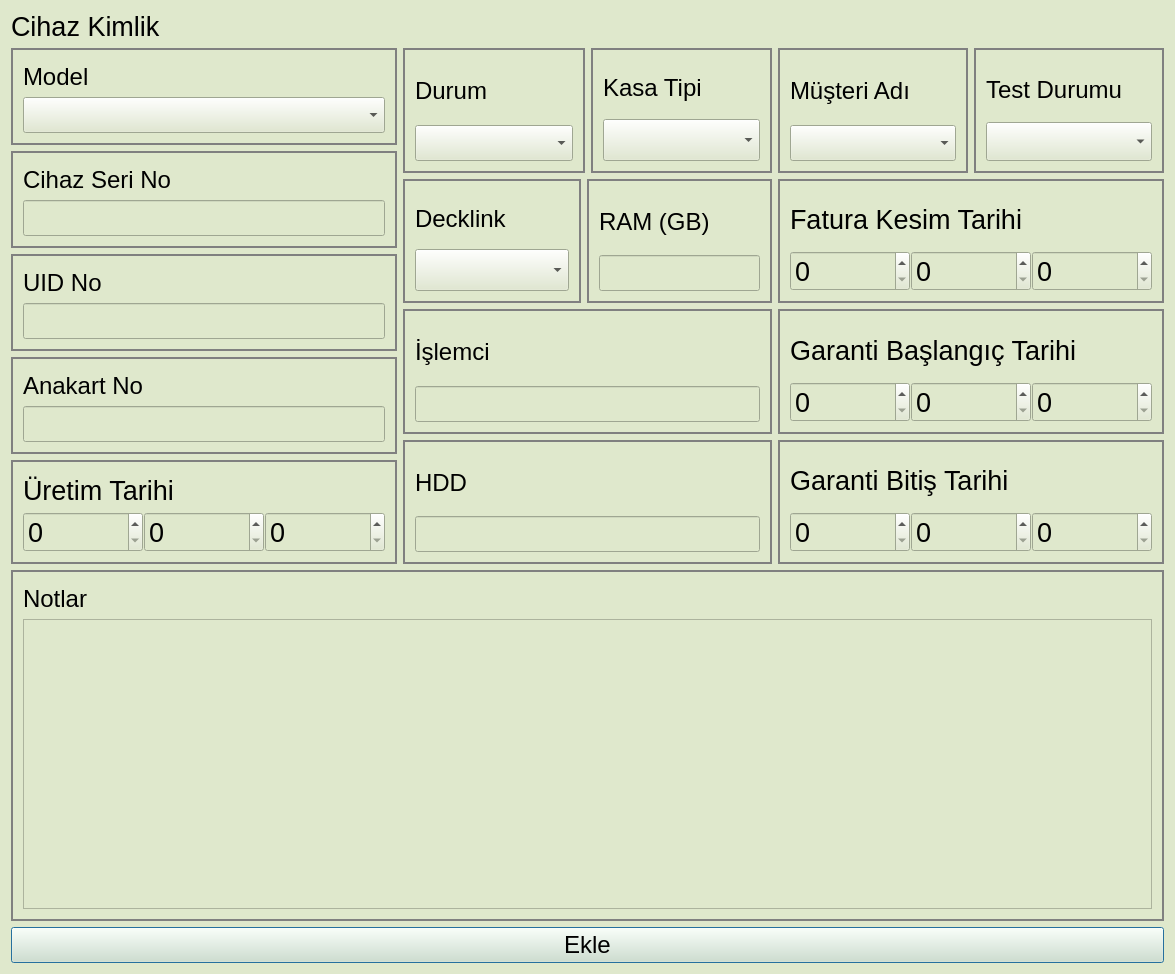
Qt form src/serverdialog.ui (yunusemrecinar/QT5-cihaz-kimlik-teknik-servis) before a commit.
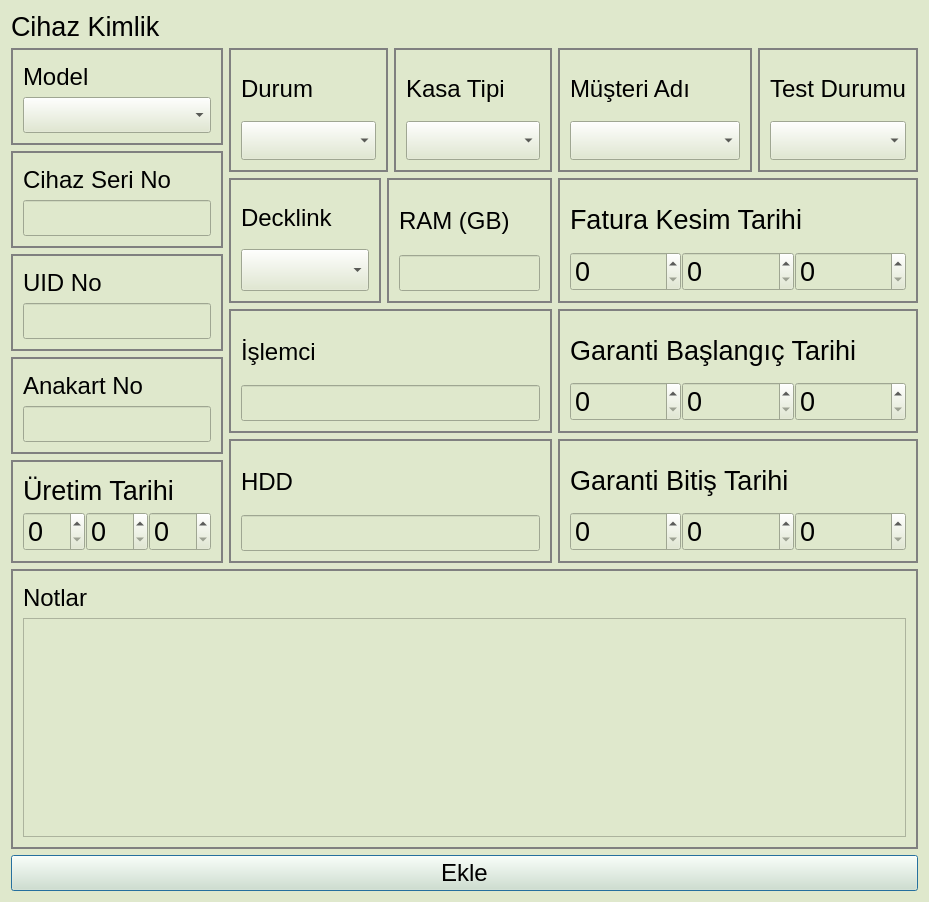
The same form after that commit.

Patch:
```diff
--- a/src/serverdialog.ui
+++ b/src/serverdialog.ui
@@ -6,8 +6,8 @@
    <rect>
     <x>0</x>
     <y>0</y>
-    <width>1175</width>
-    <height>974</height>
+    <width>929</width>
+    <height>902</height>
    </rect>
   </property>
   <property name="windowTitle">
@@ -76,6 +76,12 @@
             </item>
             <item>
              <widget class="QComboBox" name="model_">
+              <property name="sizePolicy">
+               <sizepolicy hsizetype="Expanding" vsizetype="Fixed">
+                <horstretch>0</horstretch>
+                <verstretch>0</verstretch>
+               </sizepolicy>
+              </property>
               <property name="font">
                <font>
                 <pointsize>18</pointsize>
@@ -113,6 +119,12 @@
             </item>
             <item>
              <widget class="QLineEdit" name="cihaz_seri_no">
+              <property name="sizePolicy">
+               <sizepolicy hsizetype="Expanding" vsizetype="Fixed">
+                <horstretch>0</horstretch>
+                <verstretch>0</verstretch>
+               </sizepolicy>
+              </property>
               <property name="font">
                <font>
                 <pointsize>18</pointsize>
@@ -145,6 +157,12 @@
             </item>
             <item>
              <widget class="QLineEdit" name="UIDNo_1">
+              <property name="sizePolicy">
+               <sizepolicy hsizetype="Expanding" vsizetype="Fixed">
+                <horstretch>0</horstretch>
+                <verstretch>0</verstretch>
+               </sizepolicy>
+              </property>
               <property name="font">
                <font>
                 <pointsize>18</pointsize>
@@ -177,6 +195,12 @@
             </item>
             <item>
              <widget class="QLineEdit" name="anakart_">
+              <property name="sizePolicy">
+               <sizepolicy hsizetype="Expanding" vsizetype="Fixed">
+                <horstretch>0</horstretch>
+                <verstretch>0</verstretch>
+               </sizepolicy>
+              </property>
               <property name="font">
                <font>
                 <pointsize>18</pointsize>
@@ -214,10 +238,16 @@
               </property>
               <item>
                <widget class="QSpinBox" name="date_day">
+                <property name="sizePolicy">
+                 <sizepolicy hsizetype="Expanding" vsizetype="Fixed">
+                  <horstretch>0</horstretch>
+                  <verstretch>0</verstretch>
+                 </sizepolicy>
+                </property>
                 <property name="minimumSize">
                  <size>
-                  <width>120</width>
-                  <height>40</height>
+                  <width>0</width>
+                  <height>0</height>
                  </size>
                 </property>
                 <property name="font">
@@ -229,10 +259,16 @@
               </item>
               <item>
                <widget class="QSpinBox" name="date_month">
+                <property name="sizePolicy">
+                 <sizepolicy hsizetype="Expanding" vsizetype="Fixed">
+                  <horstretch>0</horstretch>
+                  <verstretch>0</verstretch>
+                 </sizepolicy>
+                </property>
                 <property name="minimumSize">
                  <size>
-                  <width>120</width>
-                  <height>40</height>
+                  <width>0</width>
+                  <height>0</height>
                  </size>
                 </property>
                 <property name="font">
@@ -244,10 +280,16 @@
               </item>
               <item>
                <widget class="QSpinBox" name="date_year">
+                <property name="sizePolicy">
+                 <sizepolicy hsizetype="Expanding" vsizetype="Fixed">
+                  <horstretch>0</horstretch>
+                  <verstretch>0</verstretch>
+                 </sizepolicy>
+                </property>
                 <property name="minimumSize">
                  <size>
-                  <width>120</width>
-                  <height>40</height>
+                  <width>0</width>
+                  <height>0</height>
                  </size>
                 </property>
                 <property name="font">
@@ -308,7 +350,7 @@
                 </property>
                 <property name="font">
                  <font>
-                  <pointsize>18</pointsize>
+                  <pointsize>20</pointsize>
                  </font>
                 </property>
                </widget>
@@ -364,12 +406,12 @@
                 <property name="minimumSize">
                  <size>
                   <width>0</width>
-                  <height>42</height>
+                  <height>0</height>
                  </size>
                 </property>
                 <property name="font">
                  <font>
-                  <pointsize>18</pointsize>
+                  <pointsize>20</pointsize>
                  </font>
                 </property>
                </widget>
@@ -391,7 +433,7 @@
              </property>
              <property name="minimumSize">
               <size>
-               <width>178</width>
+               <width>0</width>
                <height>0</height>
               </size>
              </property>
@@ -446,7 +488,7 @@
                 </property>
                 <property name="font">
                  <font>
-                  <pointsize>18</pointsize>
+                  <pointsize>20</pointsize>
                  </font>
                 </property>
                </widget>
@@ -516,6 +558,12 @@
             </item>
             <item>
              <widget class="QLineEdit" name="islemci_">
+              <property name="sizePolicy">
+               <sizepolicy hsizetype="Expanding" vsizetype="Fixed">
+                <horstretch>0</horstretch>
+                <verstretch>0</verstretch>
+               </sizepolicy>
+              </property>
               <property name="font">
                <font>
                 <pointsize>18</pointsize>
@@ -548,6 +596,12 @@
             </item>
             <item>
              <widget class="QLineEdit" name="hdd_">
+              <property name="sizePolicy">
+               <sizepolicy hsizetype="Expanding" vsizetype="Fixed">
+                <horstretch>0</horstretch>
+                <verstretch>0</verstretch>
+               </sizepolicy>
+              </property>
               <property name="font">
                <font>
                 <pointsize>18</pointsize>
@@ -566,6 +620,12 @@
           <layout class="QHBoxLayout" name="horizontalLayout_7">
            <item>
             <widget class="QGroupBox" name="musteriAdiBox_2">
+             <property name="sizePolicy">
+              <sizepolicy hsizetype="Expanding" vsizetype="Preferred">
+               <horstretch>0</horstretch>
+               <verstretch>0</verstretch>
+              </sizepolicy>
+             </property>
              <property name="minimumSize">
               <size>
                <width>0</width>
@@ -580,6 +640,12 @@
              <layout class="QVBoxLayout" name="verticalLayout_20">
               <item>
                <widget class="QLabel" name="musteriAdi_2">
+                <property name="sizePolicy">
+                 <sizepolicy hsizetype="Fixed" vsizetype="Preferred">
+                  <horstretch>0</horstretch>
+                  <verstretch>0</verstretch>
+                 </sizepolicy>
+                </property>
                 <property name="maximumSize">
                  <size>
                   <width>16777215</width>
@@ -601,9 +667,21 @@
                 <property name="enabled">
                  <bool>true</bool>
                 </property>
+                <property name="sizePolicy">
+                 <sizepolicy hsizetype="Fixed" vsizetype="Fixed">
+                  <horstretch>0</horstretch>
+                  <verstretch>0</verstretch>
+                 </sizepolicy>
+                </property>
+                <property name="minimumSize">
+                 <size>
+                  <width>170</width>
+                  <height>0</height>
+                 </size>
+                </property>
                 <property name="font">
                  <font>
-                  <pointsize>18</pointsize>
+                  <pointsize>20</pointsize>
                  </font>
                 </property>
                </widget>
@@ -613,9 +691,15 @@
            </item>
            <item>
             <widget class="QGroupBox" name="TestDurumBox_2">
+             <property name="sizePolicy">
+              <sizepolicy hsizetype="Expanding" vsizetype="Preferred">
+               <horstretch>0</horstretch>
+               <verstretch>0</verstretch>
+              </sizepolicy>
+             </property>
              <property name="minimumSize">
               <size>
-               <width>180</width>
+               <width>0</width>
                <height>0</height>
               </size>
              </property>
@@ -627,6 +711,12 @@
              <layout class="QVBoxLayout" name="verticalLayout_22">
               <item>
                <widget class="QLabel" name="testDurumu">
+                <property name="sizePolicy">
+                 <sizepolicy hsizetype="Fixed" vsizetype="Preferred">
+                  <horstretch>0</horstretch>
+                  <verstretch>0</verstretch>
+                 </sizepolicy>
+                </property>
                 <property name="font">
                  <font>
                   <pointsize>18</pointsize>
@@ -644,6 +734,12 @@
               </item>
               <item>
                <widget class="QComboBox" name="test_durum_">
+                <property name="sizePolicy">
+                 <sizepolicy hsizetype="Preferred" vsizetype="Fixed">
+                  <horstretch>0</horstretch>
+                  <verstretch>0</verstretch>
+                 </sizepolicy>
+                </property>
                 <property name="font">
                  <font>
                   <pointsize>20</pointsize>
@@ -658,6 +754,12 @@
          </item>
          <item>
           <widget class="QGroupBox" name="uretimTarihBox_6">
+           <property name="sizePolicy">
+            <sizepolicy hsizetype="Expanding" vsizetype="Preferred">
+             <horstretch>0</horstretch>
+             <verstretch>0</verstretch>
+            </sizepolicy>
+           </property>
            <property name="styleSheet">
             <string notr="true">QGroupBox {
 border:2px solid grey;
@@ -666,6 +768,12 @@
            <layout class="QVBoxLayout" name="verticalLayout_38">
             <item>
              <widget class="QLabel" name="uretim_tarih_6">
+              <property name="sizePolicy">
+               <sizepolicy hsizetype="Fixed" vsizetype="Preferred">
+                <horstretch>0</horstretch>
+                <verstretch>0</verstretch>
+               </sizepolicy>
+              </property>
               <property name="font">
                <font>
                 <pointsize>20</pointsize>
@@ -683,10 +791,16 @@
               </property>
               <item>
                <widget class="QSpinBox" name="fatura_date_day_">
+                <property name="sizePolicy">
+                 <sizepolicy hsizetype="Expanding" vsizetype="Fixed">
+                  <horstretch>0</horstretch>
+                  <verstretch>0</verstretch>
+                 </sizepolicy>
+                </property>
                 <property name="minimumSize">
                  <size>
-                  <width>120</width>
-                  <height>40</height>
+                  <width>0</width>
+                  <height>0</height>
                  </size>
                 </property>
                 <property name="font">
@@ -698,10 +812,16 @@
               </item>
               <item>
                <widget class="QSpinBox" name="fatura_date_month_">
+                <property name="sizePolicy">
+                 <sizepolicy hsizetype="Expanding" vsizetype="Fixed">
+                  <horstretch>0</horstretch>
+                  <verstretch>0</verstretch>
+                 </sizepolicy>
+                </property>
                 <property name="minimumSize">
                  <size>
-                  <width>120</width>
-                  <height>40</height>
+                  <width>0</width>
+                  <height>0</height>
                  </size>
                 </property>
                 <property name="font">
@@ -713,10 +833,16 @@
               </item>
               <item>
                <widget class="QSpinBox" name="fatura_date_year_">
+                <property name="sizePolicy">
+                 <sizepolicy hsizetype="Expanding" vsizetype="Fixed">
+                  <horstretch>0</horstretch>
+                  <verstretch>0</verstretch>
+                 </sizepolicy>
+                </property>
                 <property name="minimumSize">
                  <size>
-                  <width>120</width>
-                  <height>40</height>
+                  <width>0</width>
+                  <height>0</height>
                  </size>
                 </property>
                 <property name="font">
@@ -733,6 +859,12 @@
          </item>
          <item>
           <widget class="QGroupBox" name="uretimTarihBox_7">
+           <property name="sizePolicy">
+            <sizepolicy hsizetype="Expanding" vsizetype="Preferred">
+             <horstretch>0</horstretch>
+             <verstretch>0</verstretch>
+            </sizepolicy>
+           </property>
            <property name="styleSheet">
             <string notr="true">QGroupBox {
 border:2px solid grey;
@@ -741,6 +873,12 @@
            <layout class="QVBoxLayout" name="verticalLayout_39">
             <item>
              <widget class="QLabel" name="uretim_tarih_7">
+              <property name="sizePolicy">
+               <sizepolicy hsizetype="Fixed" vsizetype="Preferred">
+                <horstretch>0</horstretch>
+                <verstretch>0</verstretch>
+               </sizepolicy>
+              </property>
               <property name="font">
                <font>
                 <pointsize>20</pointsize>
@@ -758,10 +896,16 @@
               </property>
               <item>
                <widget class="QSpinBox" name="garanti_start_day_">
+                <property name="sizePolicy">
+                 <sizepolicy hsizetype="Expanding" vsizetype="Fixed">
+                  <horstretch>0</horstretch>
+                  <verstretch>0</verstretch>
+                 </sizepolicy>
+                </property>
                 <property name="minimumSize">
                  <size>
-                  <width>120</width>
-                  <height>40</height>
+                  <width>0</width>
+                  <height>0</height>
                  </size>
                 </property>
                 <property name="font">
@@ -773,10 +917,16 @@
               </item>
               <item>
                <widget class="QSpinBox" name="garanti_start_month_">
+                <property name="sizePolicy">
+                 <sizepolicy hsizetype="Expanding" vsizetype="Fixed">
+                  <horstretch>0</horstretch>
+                  <verstretch>0</verstretch>
+                 </sizepolicy>
+                </property>
                 <property name="minimumSize">
                  <size>
-                  <width>120</width>
-                  <height>40</height>
+                  <width>0</width>
+                  <height>0</height>
                  </size>
                 </property>
                 <property name="font">
@@ -788,10 +938,16 @@
               </item>
               <item>
                <widget class="QSpinBox" name="garanti_start_year_">
+                <property name="sizePolicy">
+                 <sizepolicy hsizetype="Expanding" vsizetype="Fixed">
+                  <horstretch>0</horstretch>
+                  <verstretch>0</verstretch>
+                 </sizepolicy>
+                </property>
                 <property name="minimumSize">
                  <size>
-                  <width>120</width>
-                  <height>40</height>
+                  <width>0</width>
+                  <height>0</height>
                  </size>
                 </property>
                 <property name="font">
@@ -808,6 +964,12 @@
          </item>
          <item>
           <widget class="QGroupBox" name="uretimTarihBox_8">
+           <property name="sizePolicy">
+            <sizepolicy hsizetype="Expanding" vsizetype="Preferred">
+             <horstretch>0</horstretch>
+             <verstretch>0</verstretch>
+            </sizepolicy>
+           </property>
            <property name="styleSheet">
             <string notr="true">QGroupBox {
 border:2px solid grey;
@@ -816,6 +978,12 @@
            <layout class="QVBoxLayout" name="verticalLayout_40">
             <item>
              <widget class="QLabel" name="uretim_tarih_8">
+              <property name="sizePolicy">
+               <sizepolicy hsizetype="Fixed" vsizetype="Preferred">
+                <horstretch>0</horstretch>
+                <verstretch>0</verstretch>
+               </sizepolicy>
+              </property>
               <property name="font">
                <font>
                 <pointsize>20</pointsize>
@@ -833,10 +1001,16 @@
               </property>
               <item>
                <widget class="QSpinBox" name="garanti_bitis_day_">
+                <property name="sizePolicy">
+                 <sizepolicy hsizetype="Expanding" vsizetype="Fixed">
+                  <horstretch>0</horstretch>
+                  <verstretch>0</verstretch>
+                 </sizepolicy>
+                </property>
                 <property name="minimumSize">
                  <size>
-                  <width>120</width>
-                  <height>40</height>
+                  <width>0</width>
+                  <height>0</height>
                  </size>
                 </property>
                 <property name="font">
@@ -848,10 +1022,16 @@
               </item>
               <item>
                <widget class="QSpinBox" name="garanti_bitis_month_">
+                <property name="sizePolicy">
+                 <sizepolicy hsizetype="Expanding" vsizetype="Fixed">
+                  <horstretch>0</horstretch>
+                  <verstretch>0</verstretch>
+                 </sizepolicy>
+                </property>
                 <property name="minimumSize">
                  <size>
-                  <width>120</width>
-                  <height>40</height>
+                  <width>0</width>
+                  <height>0</height>
                  </size>
                 </property>
                 <property name="font">
@@ -863,10 +1043,16 @@
               </item>
               <item>
                <widget class="QSpinBox" name="garanti_bitis_year_">
+                <property name="sizePolicy">
+                 <sizepolicy hsizetype="Expanding" vsizetype="Fixed">
+                  <horstretch>0</horstretch>
+                  <verstretch>0</verstretch>
+                 </sizepolicy>
+                </property>
                 <property name="minimumSize">
                  <size>
-                  <width>120</width>
-                  <height>40</height>
+                  <width>0</width>
+                  <height>0</height>
                  </size>
                 </property>
                 <property name="font">
```
